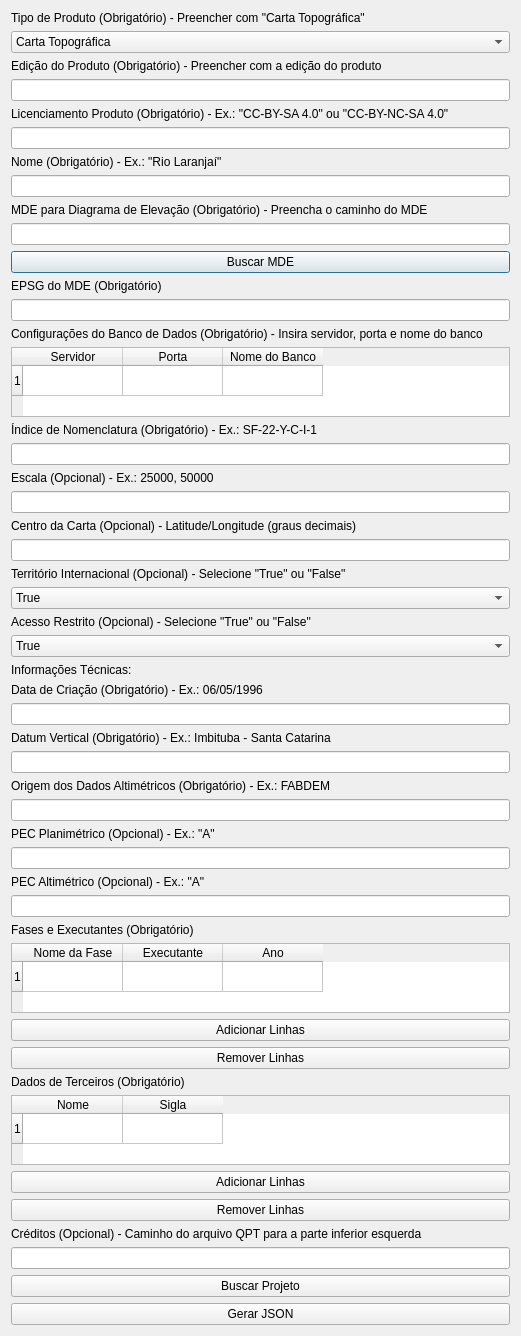
Old version of the form Help/export/src/exportjson.ui in the repository dsgoficial/ferramentas_edicao.
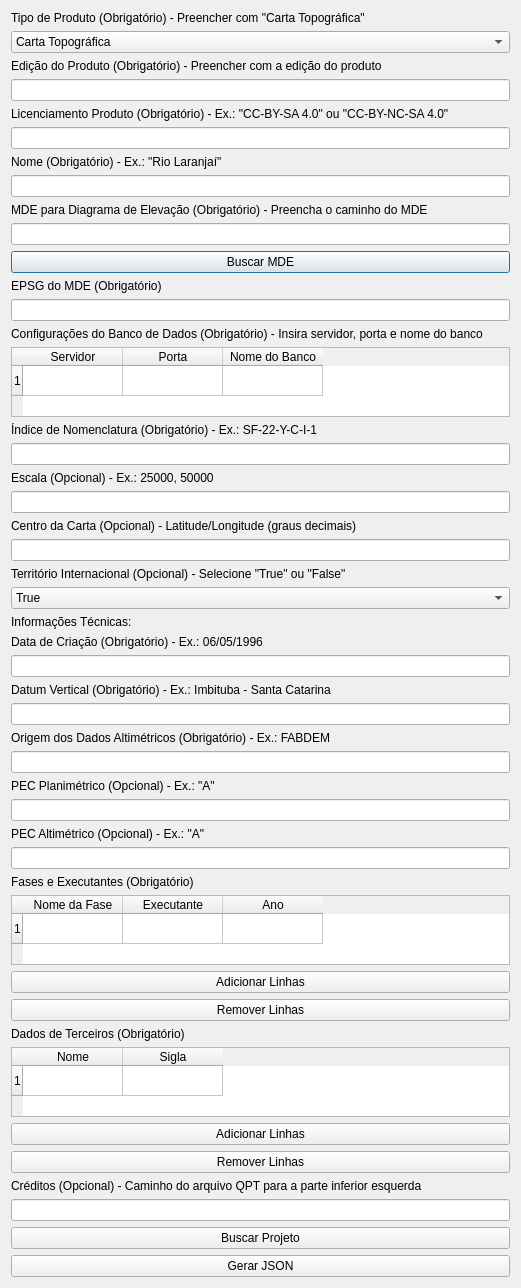
New version of the form.

Patch:
```diff
--- a/Help/export/src/exportjson.ui
+++ b/Help/export/src/exportjson.ui
@@ -198,27 +198,6 @@
      </item>
     </widget>
    </item>
-   <item>
-    <widget class="QLabel" name="label_acesso_restrito">
-     <property name="text">
-      <string>Acesso Restrito (Opcional) - Selecione &quot;True&quot; ou &quot;False&quot;</string>
-     </property>
-    </widget>
-   </item>
-   <item>
-    <widget class="QComboBox" name="input_acesso_restrito">
-     <item>
-      <property name="text">
-       <string>True</string>
-      </property>
-     </item>
-     <item>
-      <property name="text">
-       <string>False</string>
-      </property>
-     </item>
-    </widget>
-   </item>
    <item>
     <widget class="QLabel" name="label_info_tecnica">
      <property name="text">
```
